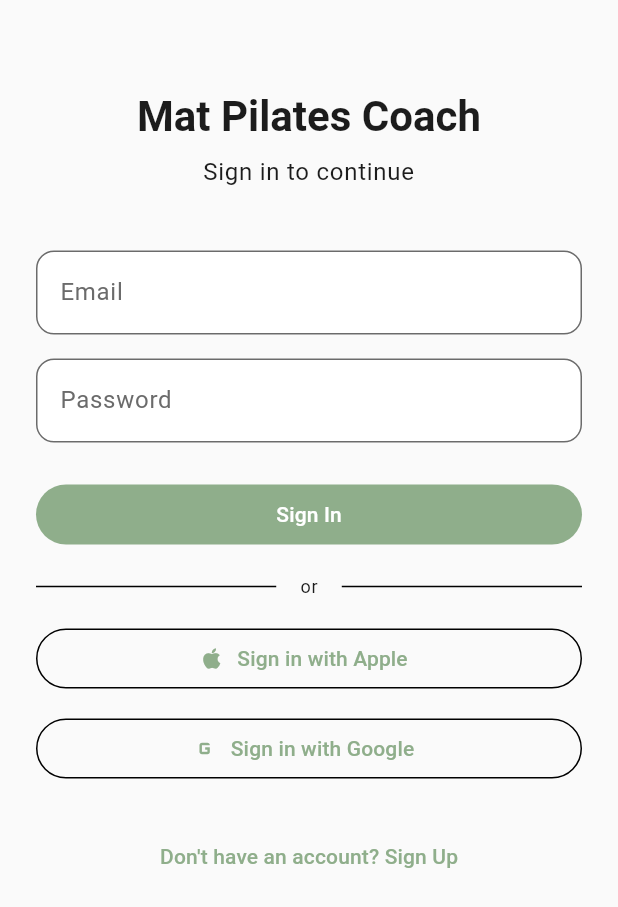
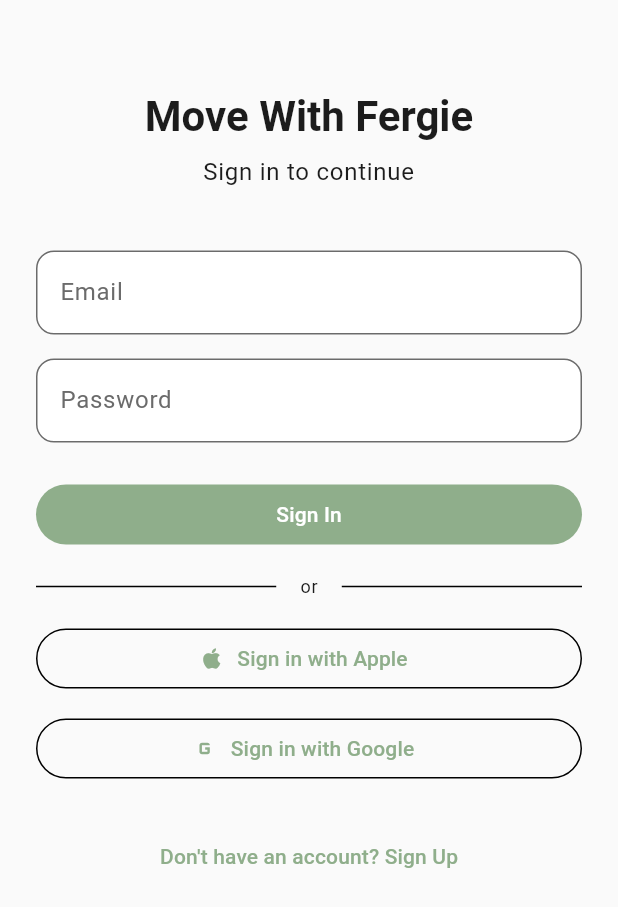
Before and after one commit to ogdevlabs/MWF, a Flutter app: the screen it shows after launch, on a phone screen of 412 x 824 dp. Shown: the top 907 px of the screen. Run offline on Flutter 3.47's test engine with Material 3 defaults, Android fonts, the phone set to English and light mode, and no system bars; our stand-ins replace connectivity_plus, drift, drift_flutter, firebase_core, flutter_riverpod, freezed_annotation and 6 more; missing offline and left inert: background_downloader, purchases_flutter; accounts and stored records are empty; generated files the repository leaves out were written again.

Commit message:
rebrand: rename Mat Pilates Coach → Move With Fergie
Display names updated (bundle IDs / product IDs unchanged):
- mobile/lib/main.dart: app title
- android/AndroidManifest.xml: android:label
- ios/Runner/Info.plist: CFBundleDisplayName
- mobile/web/manifest.json: name, short_name, colors, description
- login_screen.dart: app name in UI
- firebase_options.dart + google-services.json + GoogleService-Info.plist:
  placeholder project IDs (mwf-pilates → move-with-fergie)
- docs/external-service-setup.md: RC and Supabase project name suggestions
- SPEC.md, specs/spec.md, specs/plan.md, docs/local-development.md: heading

Co-Authored-By: Claude Sonnet 4.6 (1M context) <noreply@anthropic.com>

```diff
--- a/mobile/lib/features/auth/presentation/login_screen.dart
+++ b/mobile/lib/features/auth/presentation/login_screen.dart
@@ -82,7 +82,7 @@ class _LoginScreenState extends ConsumerState<LoginScreen> {
               children: [
                 const SizedBox(height: 60),
                 Text(
-                  'Mat Pilates Coach',
+                  'Move With Fergie',
                   style: Theme.of(context).textTheme.headlineLarge,
                   textAlign: TextAlign.center,
                 ),
--- a/mobile/lib/main.dart
+++ b/mobile/lib/main.dart
@@ -40,7 +40,7 @@ class MwfApp extends ConsumerWidget {
     final router = ref.watch(appRouterProvider);
 
     return MaterialApp.router(
-      title: 'Mat Pilates Coach',
+      title: 'Move With Fergie',
       theme: AppTheme.lightTheme,
       routerConfig: router,
       debugShowCheckedModeBanner: false,
```
Also changed, not shown: mobile/lib/firebase_options.dart, 10 other files.
